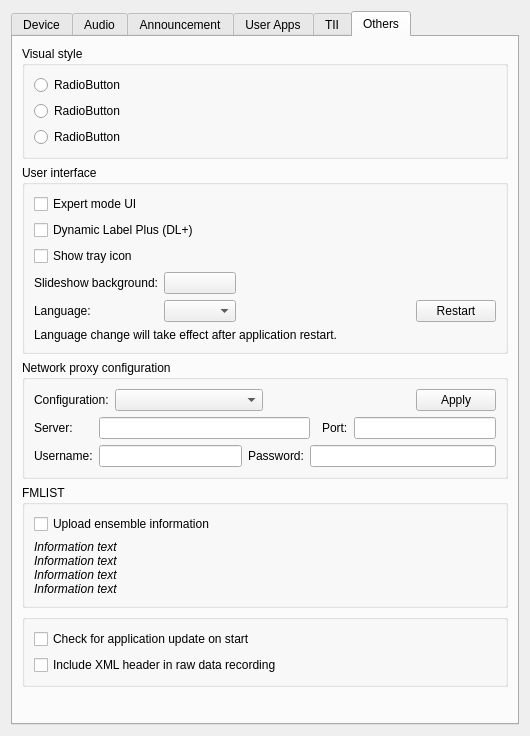
Qt form gui/setupdialog.ui (KejPi/AbracaDABra) before a commit.
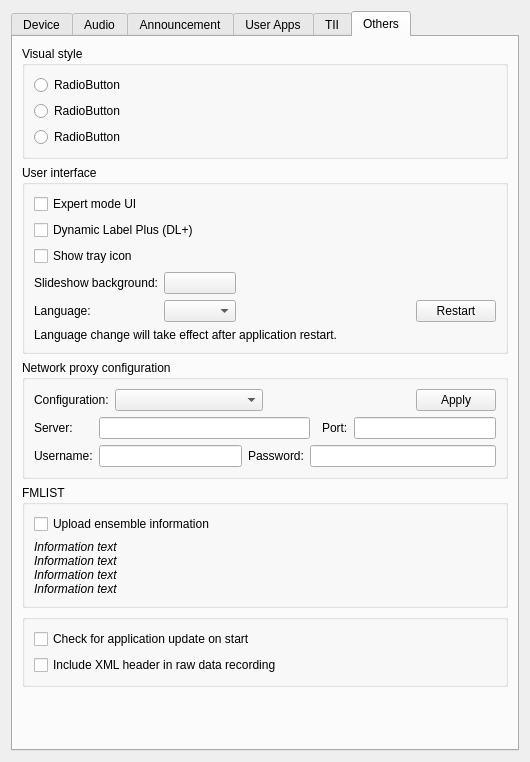
The same form after that commit. The open tabs and pages were chosen to show the change. Custom widgets are drawn as their Qt base class.

Commit message: Another attempt to fix settings dialog layout

```diff
--- a/gui/setupdialog.ui
+++ b/gui/setupdialog.ui
@@ -7,7 +7,7 @@
     <x>0</x>
     <y>0</y>
     <width>530</width>
-    <height>736</height>
+    <height>762</height>
    </rect>
   </property>
   <property name="minimumSize">
```
Left out of the diff: 14 changed lines with no effect on the pictures. The commit also changes 1 other file.
